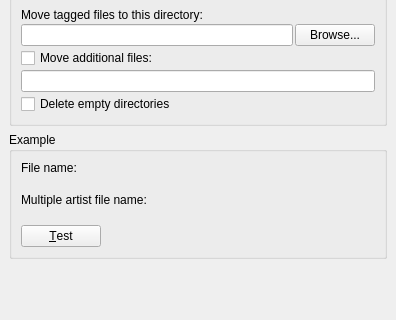
Qt form ui/options_naming.ui (metabrainz/picard) before a commit; both pictures show x 0 to 396 and y 199 to 519 of the 396 by 519 pixel window.
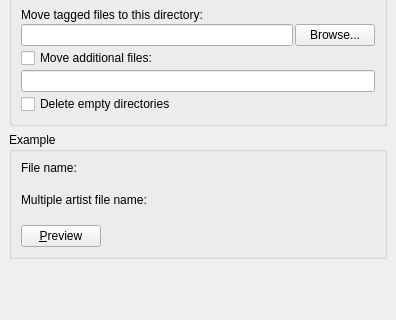
The same form after that commit.

Commit message: s/Test/Preview/

Patch:
```diff
--- a/ui/options_naming.ui
+++ b/ui/options_naming.ui
@@ -231,7 +231,7 @@
       <item row="4" column="0" >
        <widget class="QPushButton" name="test_button" >
         <property name="text" >
-         <string>&amp;Test</string>
+         <string>&amp;Preview</string>
         </property>
        </widget>
       </item>
```
The commit also changes 1 other file.
